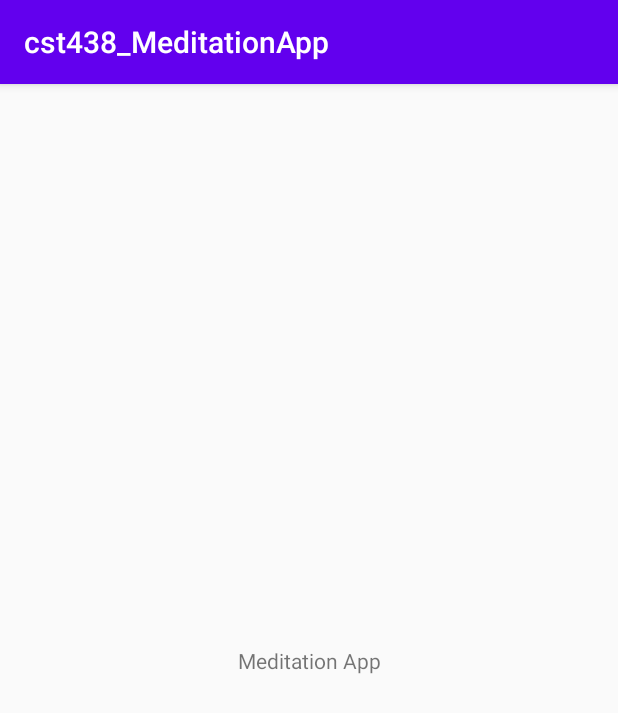
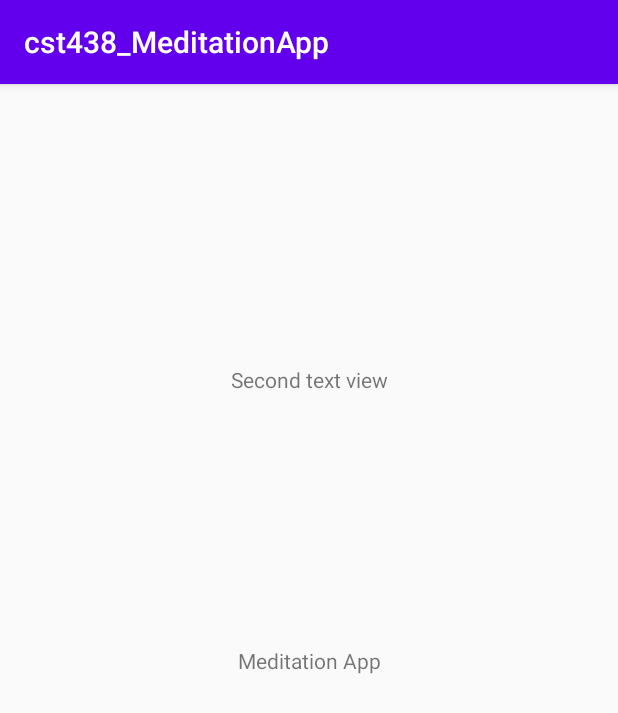
Before and after one commit to FedericoRubino/cst438_MeditationApp, an Android app: the screen it shows after launch (MainActivity), on a phone screen of 412 x 824 dp. Shown: the top 713 px of the screen. Run offline under Robolectric (Android 15) with nearby library versions, the phone set to English and light mode, and no system bars.

Commit message:
test branch

```diff
--- a/app/src/main/res/layout/activity_main.xml
+++ b/app/src/main/res/layout/activity_main.xml
@@ -7,6 +7,7 @@
     tools:context=".MainActivity">
 
     <TextView
+        android:id="@+id/test"
         android:layout_width="wrap_content"
         android:layout_height="wrap_content"
         android:text="Meditation App"
@@ -15,4 +16,14 @@
         app:layout_constraintRight_toRightOf="parent"
         app:layout_constraintTop_toTopOf="parent" />
 
+    <TextView
+        android:layout_width="wrap_content"
+        android:layout_height="wrap_content"
+        app:layout_constraintBottom_toBottomOf="@id/test"
+        app:layout_constraintLeft_toLeftOf="parent"
+        app:layout_constraintRight_toRightOf="parent"
+        app:layout_constraintTop_toTopOf="parent"
+        android:text="Second text view"
+        />
+
 </androidx.constraintlayout.widget.ConstraintLayout>
```
